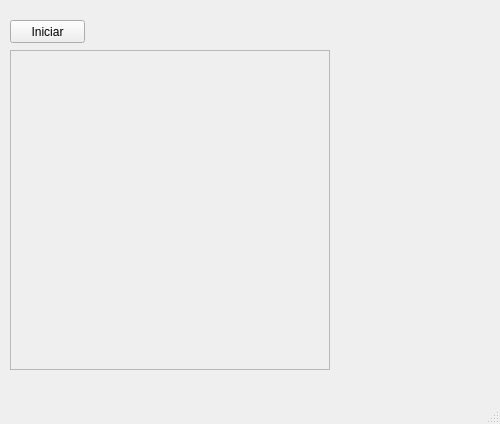
This is mainwindow.ui in BraviSoftware/codingdojo4-minesweeper as Qt 5 draws it before an edit. The edited form follows.
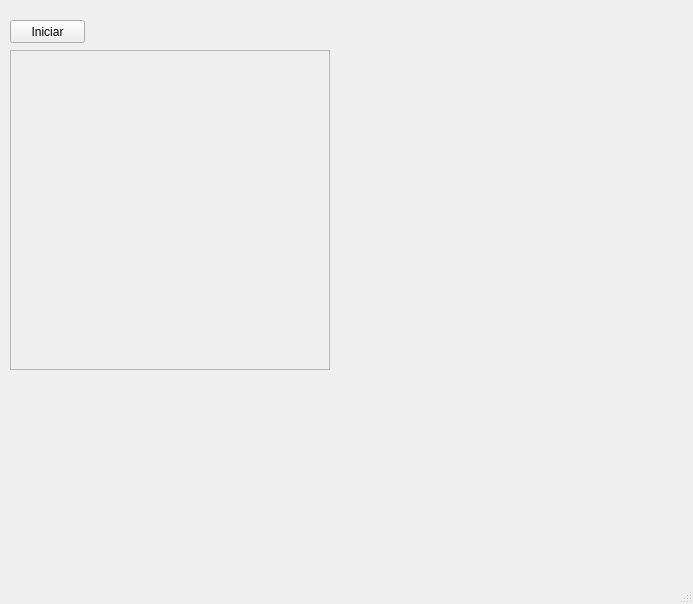
This is the edited form.

What changed in the file:
```diff
--- a/mainwindow.ui
+++ b/mainwindow.ui
@@ -6,8 +6,8 @@
    <rect>
     <x>0</x>
     <y>0</y>
-    <width>500</width>
-    <height>424</height>
+    <width>693</width>
+    <height>604</height>
    </rect>
   </property>
   <property name="contextMenuPolicy">
```
Left out of the diff: 2 changed lines with no effect on the pictures.
